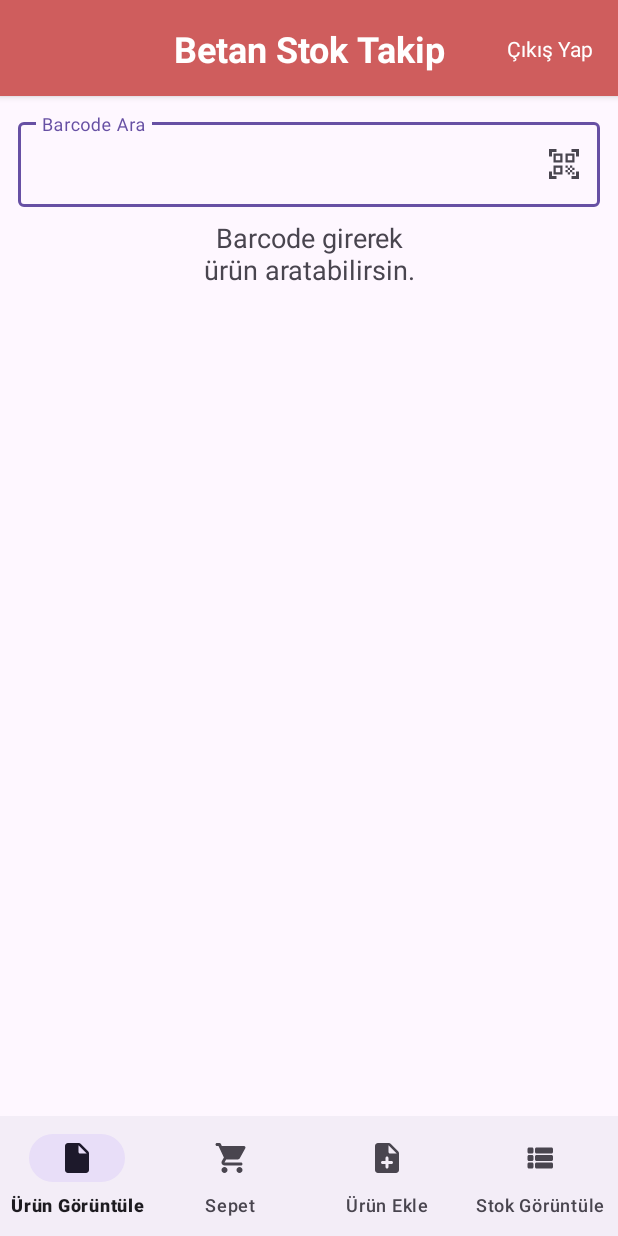
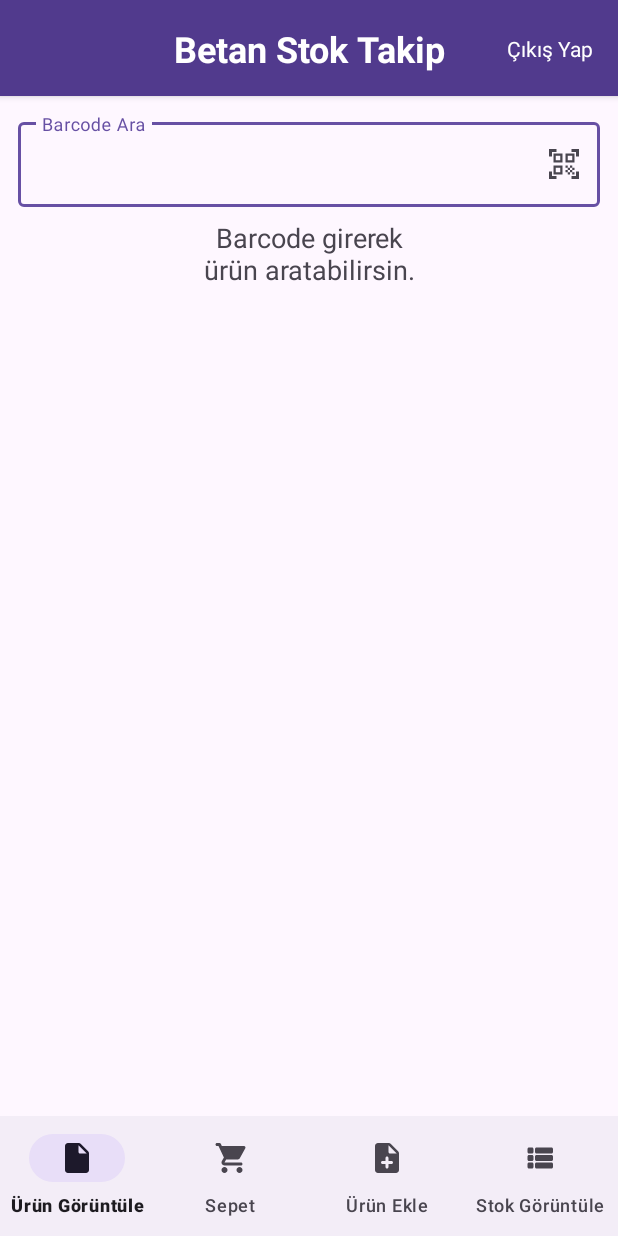
Before and after one commit to yunusbedir/Betan-Stok-Takip, an Android app: the MainFragment screen opened directly, with no data from a screen before it, on a phone screen of 412 x 824 dp. Run offline under Robolectric (Android 15) with nearby library versions, the phone set to English and light mode, and no system bars; our stand-ins replace Dagger/Hilt's generated code, Firebase (no records; nobody signed in at launch, a user with empty details on screens opened directly), navigation-ui.

Commit message:
StatusBar color and colorPrimary changed

```diff
--- a/app/src/main/java/com/betan/betanstoktakip/MainActivity.kt
+++ b/app/src/main/java/com/betan/betanstoktakip/MainActivity.kt
@@ -3,7 +3,9 @@ package com.betan.betanstoktakip
 import android.os.Bundle
 import androidx.activity.enableEdgeToEdge
 import androidx.appcompat.app.AppCompatActivity
+import androidx.core.content.ContextCompat
 import androidx.core.view.ViewCompat
+import androidx.core.view.WindowCompat
 import androidx.core.view.WindowInsetsCompat
 import androidx.navigation.NavController
 import androidx.navigation.fragment.NavHostFragment
@@ -39,6 +41,7 @@ class MainActivity : AppCompatActivity() {
             setupNavigation()
         }
         setupNavigation()
+        window.statusBarColor = ContextCompat.getColor(this, R.color.statusBarColor)
     }
 
     private fun setupNavigation() {
--- a/app/src/main/res/layout/fragment_main.xml
+++ b/app/src/main/res/layout/fragment_main.xml
@@ -10,7 +10,7 @@
         android:id="@+id/containerTopBar"
         android:layout_width="match_parent"
         android:layout_height="@dimen/height_top_bar"
-        android:background="#CF5D5D"
+        android:background="@color/primaryColor"
         android:elevation="3dp"
         android:paddingHorizontal="@dimen/padding_horizontal_top_bar"
         app:layout_constraintTop_toTopOf="parent">
--- a/app/src/main/res/values-night/colors.xml
+++ b/app/src/main/res/values-night/colors.xml
@@ -3,4 +3,6 @@
     <color name="black">#FF000000</color>
     <color name="white">#FFFFFFFF</color>
     <color name="baseForegroundDefault">#E3E3E3</color>
+    <color name="statusBarColor">#513A8D</color>
+    <color name="primaryColor">#513A8D</color>
 </resources>
--- a/app/src/main/res/values-night/themes.xml
+++ b/app/src/main/res/values-night/themes.xml
@@ -1,7 +1,6 @@
 <resources xmlns:tools="http://schemas.android.com/tools">
     <!-- Base application theme. -->
     <style name="Base.Theme.BetanStokTakip" parent="Theme.Material3.DayNight.NoActionBar">
-        <!-- Customize your dark theme here. -->
-        <!-- <item name="colorPrimary">@color/my_dark_primary</item> -->
+        <item name="android:statusBarColor">@color/statusBarColor</item>  <!-- Customize your dark theme here. -->
     </style>
 </resources>
--- a/app/src/main/res/values/colors.xml
+++ b/app/src/main/res/values/colors.xml
@@ -3,4 +3,8 @@
     <color name="black">#FF000000</color>
     <color name="white">#FFFFFFFF</color>
     <color name="baseForegroundDefault">#272727</color>
+    <color name="statusBarColor">#513A8D</color>
+    <color name="primaryTextColor">#FFFFFFFF</color>
+    <color name="primaryColor">#513A8D</color>
+
 </resources>
--- a/app/src/main/res/values/themes.xml
+++ b/app/src/main/res/values/themes.xml
@@ -1,9 +1,10 @@
 <resources xmlns:tools="http://schemas.android.com/tools">
     <!-- Base application theme. -->
     <style name="Base.Theme.BetanStokTakip" parent="Theme.Material3.DayNight.NoActionBar">
-        <!-- Customize your light theme here. -->
-        <!-- <item name="colorPrimary">@color/my_light_primary</item> -->
+        <item name="android:statusBarColor">@color/statusBarColor</item>
     </style>
 
-    <style name="Theme.BetanStokTakip" parent="Base.Theme.BetanStokTakip" />
+    <style name="Theme.BetanStokTakip" parent="Base.Theme.BetanStokTakip">
+
+    </style>
 </resources>
```
